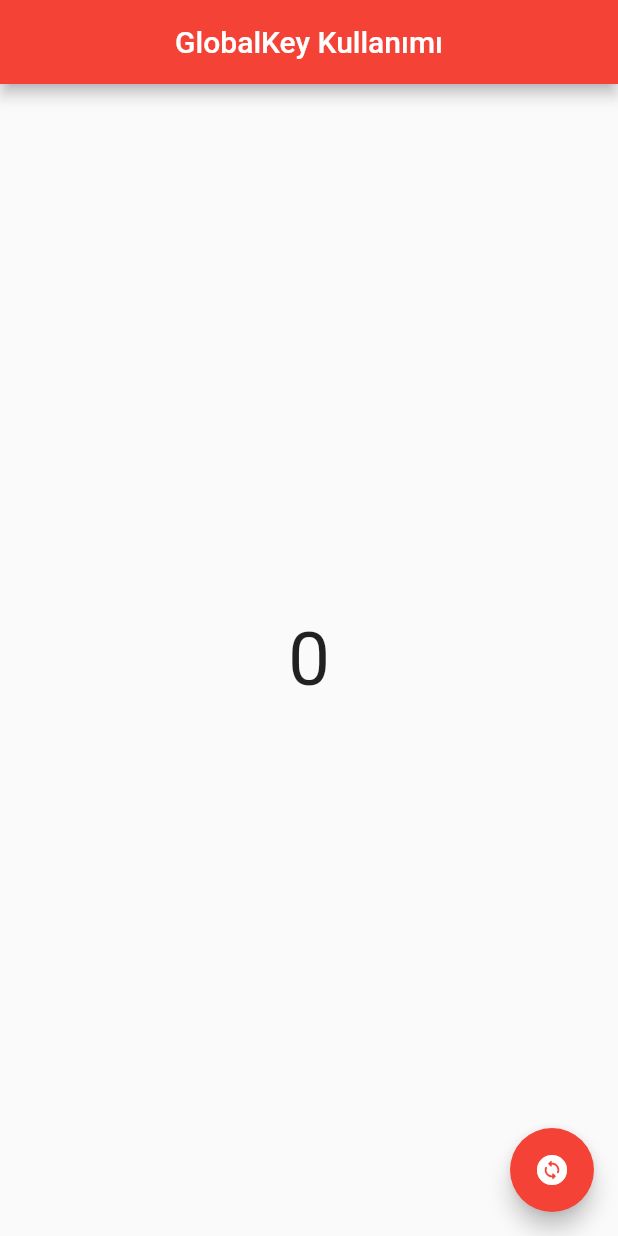
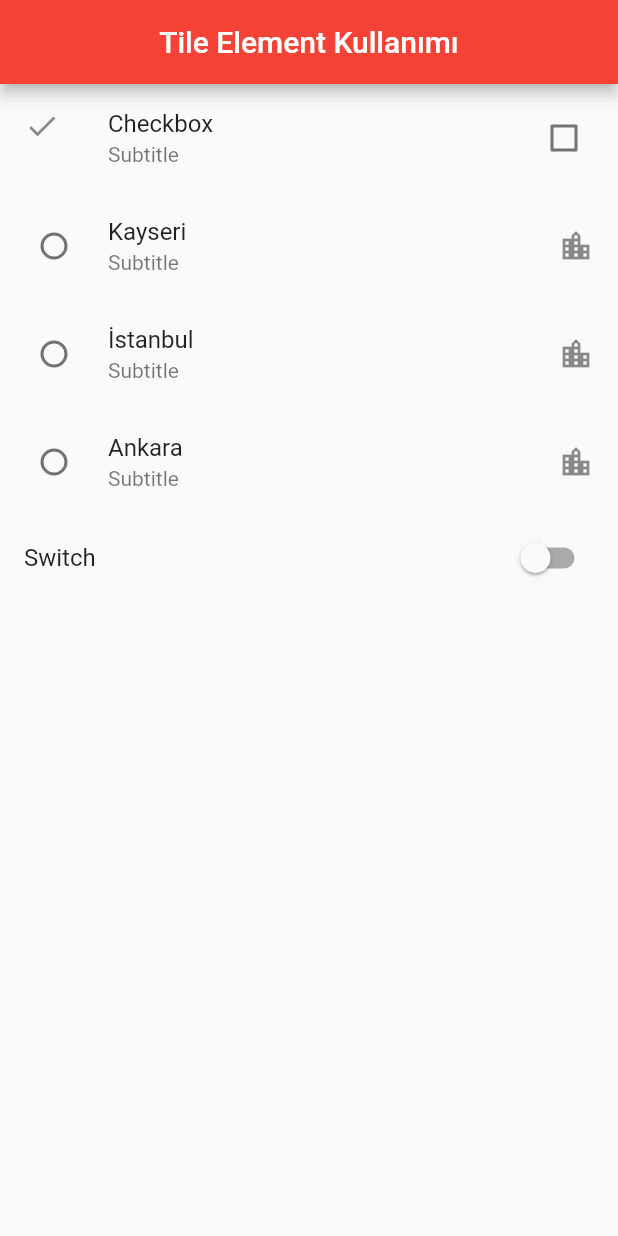
Before and after one commit to yamisagi/flutter_samples, a Flutter app: the screen it shows after launch, on a phone screen of 412 x 824 dp. Run offline on Flutter 3.47's test engine with Material 2 defaults, Android fonts, the phone set to English and light mode, and no system bars.

Commit message:
add check elements to lesson2

```diff
--- /dev/null
+++ b/lib/input_widgets/lesson2/checkbox_radio_slider/tile_elements_learn.dart
@@ -0,0 +1,109 @@
+import 'package:flutter/material.dart';
+
+/// Bu kısımda TileElements yani [CheckBox] - [Radio] - [Slider] kullanımlarını göreceğiz.
+/// Başlamadan bu üç eleman '[ListTile]' olarak geliştirilmiş versiyonlarını kullanacağız,
+/// Ki zaten aynı kullanıma sahipler, sadece title vb. daha fazla özellik sunar.
+/// Bu üç eleman da bize seçimlerimize göre işlemleri yönetmemizi sağlar.
+
+class TileElements extends StatefulWidget {
+  const TileElements({Key? key}) : super(key: key);
+
+  @override
+  State<TileElements> createState() => TileElementsState();
+}
+
+class TileElementsState extends State<TileElements> {
+  bool _isChecked = false;
+  String selectedCity = "";
+  @override
+  Widget build(BuildContext context) {
+    return Scaffold(
+      appBar: AppBar(
+        title: const Text('Tile Element Kullanımı'),
+      ),
+      body: ListView(
+        children: [
+          CheckboxListTile(
+            /// Burda başlangıçta false olarak tanımladık,
+            /// Ve [onChanged] parametresi ile true-false olarak değiştirebilmemiz için,
+            /// callback fonksiyonu tanımladık.
+            /// Ve _isChecked değişkenine dönen değeri atadık.
+            value: _isChecked,
+            onChanged: (check) {
+              setState(() {
+                _isChecked = check ?? false;
+              });
+            },
+
+            /// Başlık parametresi,
+            title: const Text('Checkbox'),
+
+            /// Subtitle parametresi,
+            subtitle: const Text('Subtitle'),
+
+            /// Tıpkı leading parametresi gibi kullanılır,
+            secondary: const Icon(Icons.check),
+          ),
+
+          /// * RadioListTile'da ise işlem biraz farklıdır,
+          /// Öncelikler bize seçilen elemanın ne değer döndermesini istediğimizi belirtmemiz daha iyi bir kullanımdır,
+          /// Bu nedenle RadioListTile<T> şeklinde tanımladık.
+          /// [groupValue] parametresi ile, birden çok RadioListTile'ın aynı grup içinde olmasını sağlayabiliriz.
+          /// Yani aynı grupta bir değer seçildiğinde o değeri kullanabiliriz.
+          /// [onChanged] parametresi ile, seçilen değeri döndürmek için callback fonksiyonu tanımlayıp,
+          /// [value] parametresi ile seçilen değeri groupValue için tanımladığımız ortak değişkene atayabiliriz.
+          /// title ile arasındaki farkı anlamak için seçilen değere selected ibaresi eklendi.
+          /// ? Özetlemek gerekirse kullanım senaryosuna göre,
+          /// ? Kaç adet RadioListTile'ın birbiri ile bağlantılı hepsine aynı groupValue değeri atanır,
+          /// ? [value] parametresi ile o değeri kullanarak, [onChanged] callback fonksiyonu ile değiştirebiliriz, kontrol edebiliriz.
+          radioTile(
+            groupValue: selectedCity,
+            value: 'Kayseri Selected',
+            title: 'Kayseri',
+          ),
+          radioTile(
+            groupValue: selectedCity,
+            value: 'İstanbul Selected',
+            title: 'İstanbul',
+          ),
+          radioTile(
+            groupValue: selectedCity,
+            value: 'Ankara Selected',
+            title: 'Ankara',
+          ),
+
+          /// Tıpkı CheckboxListTile'daki kullanım gibi kullanılır,
+          SwitchListTile(
+            value: _isChecked,
+            onChanged: (check) {
+              setState(() {
+                _isChecked = check;
+              });
+            },
+            title: const Text('Switch'),
+          ),
+        ],
+      ),
+    );
+  }
+
+  RadioListTile<String> radioTile({
+    required String groupValue,
+    required String value,
+    required String title,
+  }) {
+    return RadioListTile<String>(
+      groupValue: groupValue,
+      value: value,
+      onChanged: (select) {
+        setState(() {
+          selectedCity = select ?? "";
+          debugPrint(selectedCity);
+        });
+      },
+      title: Text(title),
+      subtitle: const Text('Subtitle'),
+      secondary: const Icon(Icons.location_city),
+    );
+  }
+}
--- a/lib/input_widgets/lesson2/global_key/global_key_learn.dart
+++ b/lib/input_widgets/lesson2/global_key/global_key_learn.dart
@@ -11,6 +11,7 @@ class GlobalKeyView extends StatelessWidget {
 
   /// Bir global key oluşturduk.
   /// ! Key'i tanımlarken, final GlobalKey globalkey = GlobalKey(); şeklinde yaparsak
+  /// ! Oluşturduğumuz key'i GlobalKey<State<StatefulWidget>> olarak göreceği için,
   /// ! Key' kullanımında hata alırsınız istediğiniz State' elemanlarına erişemezsiniz.
   final globalKey = GlobalKey<_GlobalIncrementState>();
 
--- a/lib/main.dart
+++ b/lib/main.dart
@@ -1,5 +1,6 @@
 import 'package:flutter/material.dart';
 import 'package:flutter_samples/basic_widgets/lesson4/push_and_replacement/push_and_replacement_learn.dart';
+import 'package:flutter_samples/input_widgets/lesson2/checkbox_radio_slider/tile_elements_learn.dart';
 import 'package:flutter_samples/input_widgets/lesson2/global_key/global_key_learn.dart';
 
 import 'basic_widgets/lesson3/custom_scroll_view_learn/customscroll_view_learn.dart';
@@ -41,7 +42,7 @@ class CourseApp extends StatelessWidget {
         primarySwatch: Colors.red,
       ),
       title: title,
-      home: GlobalKeyView(),
+      home: const TileElements(),
     );
   }
 }
```
